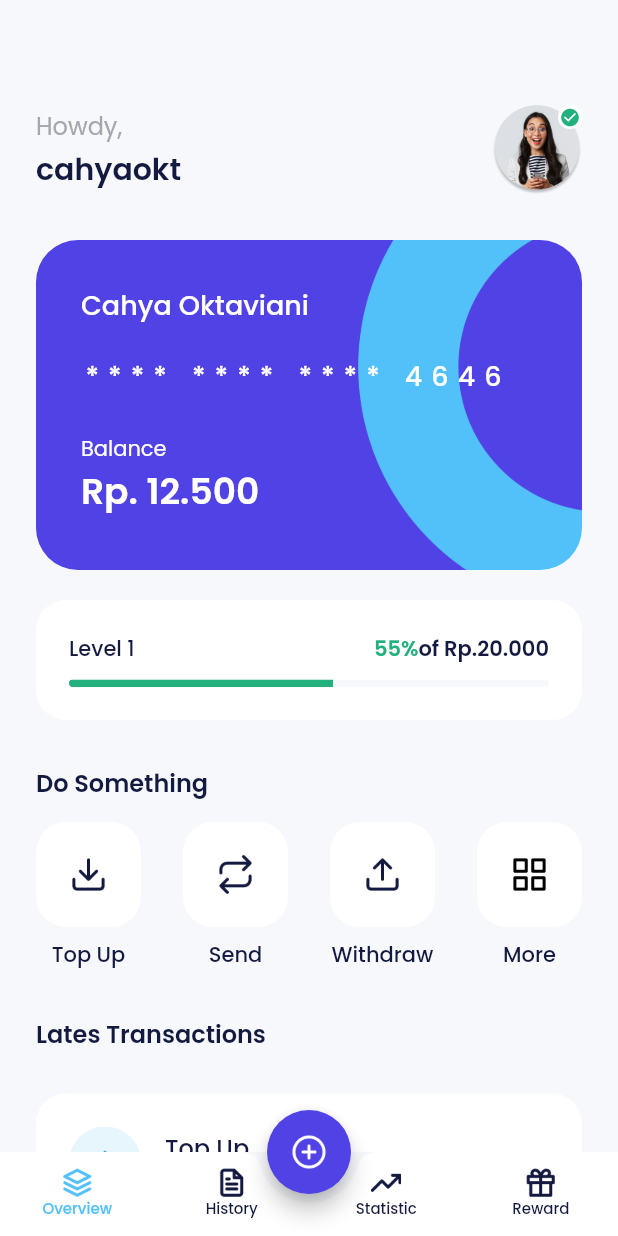
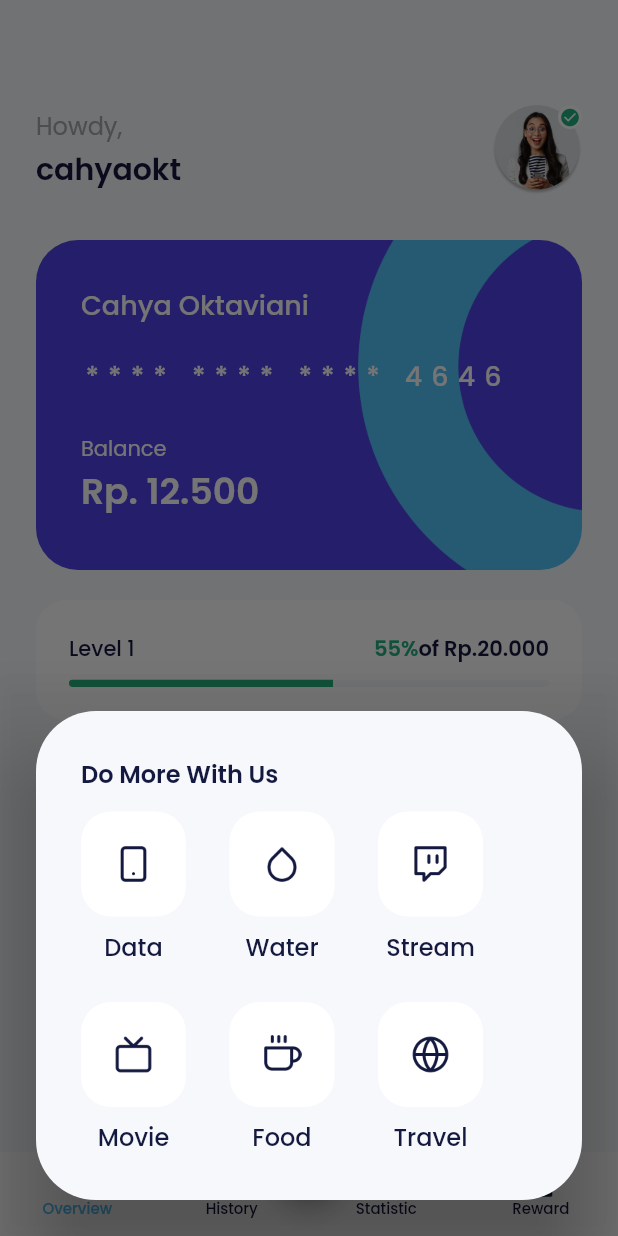
Before and after one commit to magerngoding/E-Wallet-Apps, a Flutter app: the HomePage screen opened by its route, after a tap on "More", on a phone screen of 412 x 824 dp. Run offline on Flutter 3.47's test engine with Material 2 defaults, Android fonts, the phone set to English and light mode, and no system bars; our stand-ins replace carousel_slider, google_fonts.

Commit message:
Slicing data page bagian modal 1&2, slicing data page bagian provider 1,2,3

```diff
--- a/lib/main.dart
+++ b/lib/main.dart
@@ -1,5 +1,6 @@
 // ignore_for_file: prefer_const_constructors
 
+import 'package:e_wallet/pages/data_provider_page.dart';
 import 'package:e_wallet/pages/home_page.dart';
 import 'package:e_wallet/pages/onboarding_page.dart';
 import 'package:e_wallet/pages/pin_page.dart';
@@ -66,6 +67,7 @@ class MyApp extends StatelessWidget {
         '/transfer': (context) => TransferPage(),
         '/transfer-amount': (context) => TransferAmountPage(),
         '/transfer-success': (context) => TransferSuccessPage(),
+        '/data-provider': (context) => DataProviderPage(),
       },
     );
   }
--- a/lib/pages/home_page.dart
+++ b/lib/pages/home_page.dart
@@ -304,7 +304,12 @@ class HomePage extends StatelessWidget {
               HomeServicesItem(
                 iconUrl: 'assets/icon_more.png',
                 title: 'More',
-                onTap: () {},
+                onTap: () {
+                  showDialog(
+                    context: context,
+                    builder: (context) => MoreDialog(),
+                  );
+                },
               ),
             ],
           )
@@ -472,3 +477,78 @@ class HomePage extends StatelessWidget {
     );
   }
 }
+
+class MoreDialog extends StatelessWidget {
+  const MoreDialog({super.key});
+
+  @override
+  Widget build(BuildContext context) {
+    return AlertDialog(
+      backgroundColor: Colors.transparent,
+      insetPadding: EdgeInsets.zero,
+      alignment: Alignment.bottomCenter,
+      content: Container(
+        padding: EdgeInsets.all(30),
+        width: MediaQuery.of(context).size.width,
+        height: 326,
+        decoration: BoxDecoration(
+          borderRadius: BorderRadius.circular(40),
+          color: lightBackgroundColor,
+        ),
+        child: Column(
+          crossAxisAlignment: CrossAxisAlignment.start,
+          children: [
+            Text(
+              'Do More With Us',
+              style: blackTextStyle.copyWith(
+                fontSize: 16,
+                fontWeight: semiBold,
+              ),
+            ),
+            SizedBox(
+              height: 13,
+            ),
+            Wrap(
+              spacing: 29,
+              runSpacing: 25,
+              children: [
+                HomeServicesItem(
+                  iconUrl: 'assets/icon_product_data.png',
+                  title: 'Data',
+                  onTap: () {
+                    Navigator.pushNamed(context, '/data-provider');
+                  },
+                ),
+                HomeServicesItem(
+                  iconUrl: 'assets/icon_product_water.png',
+                  title: 'Water',
+                  onTap: () {},
+                ),
+                HomeServicesItem(
+                  iconUrl: 'assets/icon_product_stream.png',
+                  title: 'Stream',
+                  onTap: () {},
+                ),
+                HomeServicesItem(
+                  iconUrl: 'assets/icon_product_movie.png',
+                  title: 'Movie',
+                  onTap: () {},
+                ),
+                HomeServicesItem(
+                  iconUrl: 'assets/icon_product_food.png',
+                  title: 'Food',
+                  onTap: () {},
+                ),
+                HomeServicesItem(
+                  iconUrl: 'assets/icon_product_travel.png',
+                  title: 'Travel',
+                  onTap: () {},
+                ),
+              ],
+            )
+          ],
+        ),
+      ),
+    );
+  }
+}
```
Also changed, not shown: lib/pages/data_provider_page.dart (added, +105 -0 lines), lib/widgets/data_provider_item.dart (added, +64 -0 lines).
